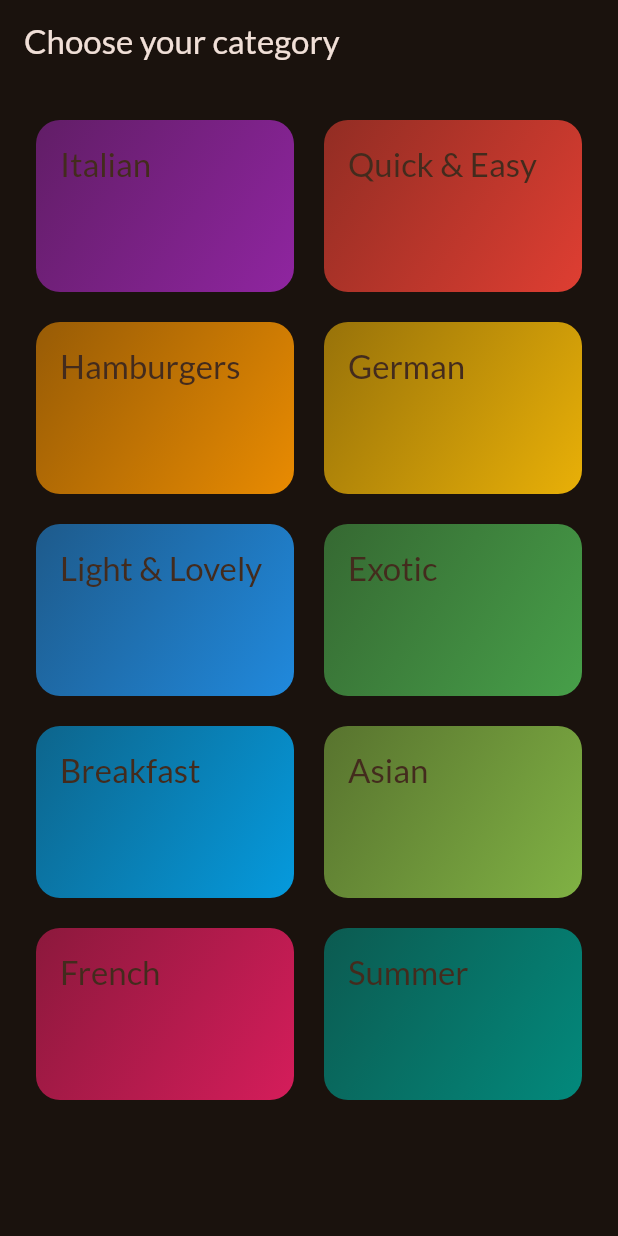
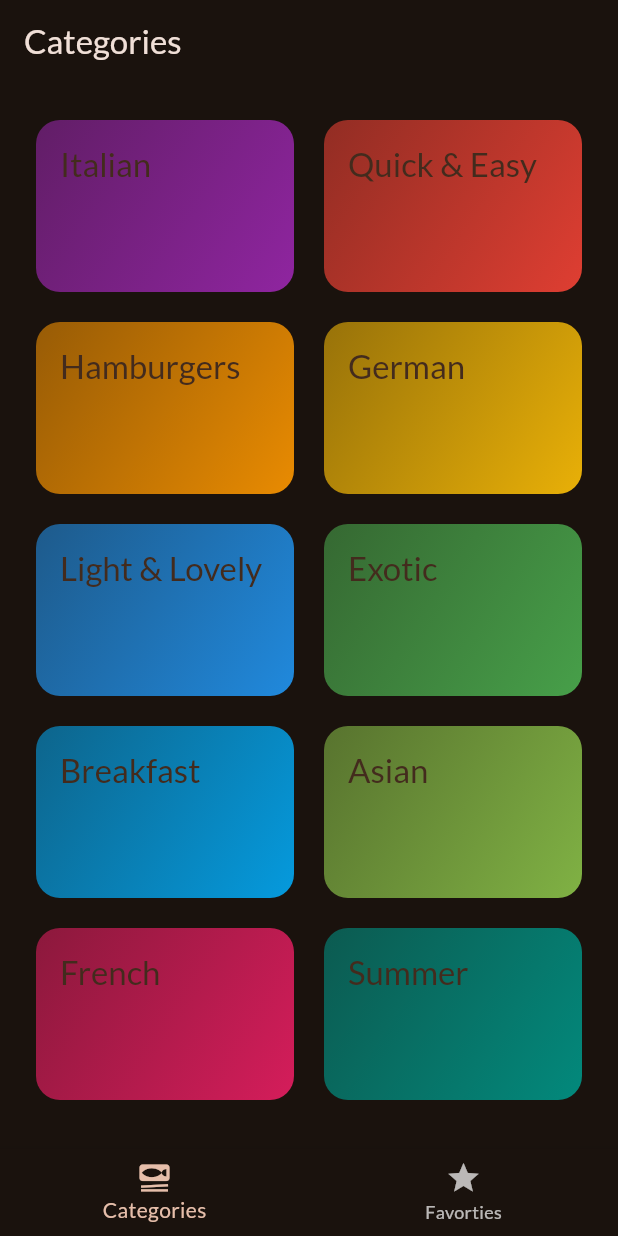
Before and after one commit to Adilkhan25/meals_app, a Flutter app: the screen it shows after launch, on a phone screen of 412 x 824 dp. Run offline on Flutter 3.47's test engine with Material 3 defaults, Android fonts, the phone set to English and light mode, and no system bars; our stand-ins replace google_fonts, transparent_image.

Commit message:
Added Tabs bar at the bottom

```diff
--- a/lib/main.dart
+++ b/lib/main.dart
@@ -1,7 +1,7 @@
 import 'package:flutter/material.dart';
 
 import 'package:google_fonts/google_fonts.dart';
-import 'package:meals_app/screens/categories.dart';
+import 'package:meals_app/screens/tabs_screen.dart';
 
 final theme = ThemeData(
   useMaterial3: true,
@@ -24,7 +24,7 @@ class MyApp extends StatelessWidget {
     return MaterialApp(
       theme: theme,
       home: const Scaffold(
-        body: CategoryScreen(),
+        body: TabsScreen(),
       ),
     );
   }
--- a/lib/screens/categories.dart
+++ b/lib/screens/categories.dart
@@ -23,11 +23,7 @@ class CategoryScreen extends StatelessWidget {
 
   @override
   Widget build(BuildContext context) {
-    return Scaffold(
-      appBar: AppBar(
-        title: const Text('Choose your category'),
-      ),
-      body: GridView(
+    return GridView(
       padding: const EdgeInsets.all(24),
       gridDelegate: const SliverGridDelegateWithFixedCrossAxisCount(
           crossAxisCount: 2,
@@ -43,7 +39,6 @@ class CategoryScreen extends StatelessWidget {
             },
           )
       ],
-      ),
     );
   }
 }
--- a/lib/screens/meals.dart
+++ b/lib/screens/meals.dart
@@ -4,8 +4,8 @@ import 'package:meals_app/screens/meal_details.dart';
 import 'package:meals_app/widgets/meal_item.dart';
 
 class MealsScreen extends StatelessWidget {
-  const MealsScreen({super.key, required this.title, required this.meals});
-  final String title;
+  const MealsScreen({super.key, this.title, required this.meals});
+  final String? title;
   final List<Meal> meals;
   void _selectdMeal(BuildContext context, Meal meal) {
     Navigator.of(context).push(
@@ -54,9 +54,10 @@ class MealsScreen extends StatelessWidget {
         ),
       );
     }
+    if (title == null) return content;
     return Scaffold(
         appBar: AppBar(
-          title: Text(title),
+          title: Text(title!),
         ),
         body: content);
   }
--- /dev/null
+++ b/lib/screens/tabs_screen.dart
@@ -0,0 +1,47 @@
+import 'package:flutter/material.dart';
+import 'package:meals_app/data/dummy_data.dart';
+import 'package:meals_app/screens/categories.dart';
+import 'package:meals_app/screens/meals.dart';
+
+class TabsScreen extends StatefulWidget {
+  const TabsScreen({super.key});
+
+  @override
+  State<TabsScreen> createState() {
+    return _TabsScreenState();
+  }
+}
+
+class _TabsScreenState extends State<TabsScreen> {
+  int _selectedIndex = 0;
+  void _selecetedPage(int index) {
+    setState(() {
+      _selectedIndex = index;
+    });
+  }
+
+  @override
+  Widget build(BuildContext context) {
+    Widget activePage = const CategoryScreen();
+    String activePageTitle = 'Categories';
+    if (_selectedIndex == 1) {
+      activePageTitle = 'Your Favorites';
+      activePage = const MealsScreen(meals: dummyMeals);
+    }
+    return Scaffold(
+      appBar: AppBar(
+        title: Text(activePageTitle),
+      ),
+      body: activePage,
+      bottomNavigationBar: BottomNavigationBar(
+        onTap: _selecetedPage,
+        currentIndex: _selectedIndex,
+        items: const [
+          BottomNavigationBarItem(
+              icon: Icon(Icons.set_meal), label: 'Categories'),
+          BottomNavigationBarItem(icon: Icon(Icons.star), label: 'Favorties')
+        ],
+      ),
+    );
+  }
+}
```
Lines whose indentation alone changed are shown as unchanged.
